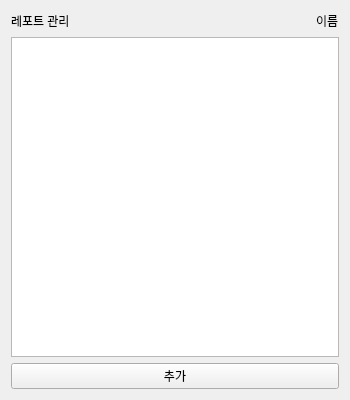
The window that TA/report_manager.ui (gnu-swta/Report_pro) describes before a commit, drawn with Qt 5.
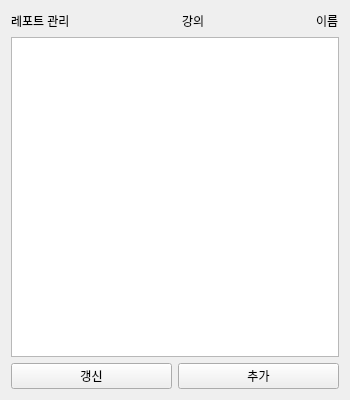
The same window after the commit.

```diff
--- a/TA/report_manager.ui
+++ b/TA/report_manager.ui
@@ -23,6 +23,26 @@
        </property>
       </widget>
      </item>
+     <item>
+      <spacer name="horizontalSpacer_2">
+       <property name="orientation">
+        <enum>Qt::Horizontal</enum>
+       </property>
+       <property name="sizeHint" stdset="0">
+        <size>
+         <width>40</width>
+         <height>20</height>
+        </size>
+       </property>
+      </spacer>
+     </item>
+     <item>
+      <widget class="QLabel" name="class_name">
+       <property name="text">
+        <string>강의</string>
+       </property>
+      </widget>
+     </item>
      <item>
       <spacer name="horizontalSpacer">
        <property name="orientation">
@@ -61,11 +81,22 @@
     </layout>
    </item>
    <item>
+    <layout class="QHBoxLayout" name="horizontalLayout">
+     <item>
+      <widget class="QPushButton" name="renewal">
+       <property name="text">
+        <string>갱신</string>
+       </property>
+      </widget>
+     </item>
+     <item>
     <widget class="QPushButton" name="report_create">
      <property name="text">
       <string>추가</string>
      </property>
     </widget>
+     </item>
+    </layout>
    </item>
   </layout>
  </widget>
```
Left out of the diff: 2 changed lines with no effect on the pictures. Lines whose indentation alone changed are shown as unchanged.
